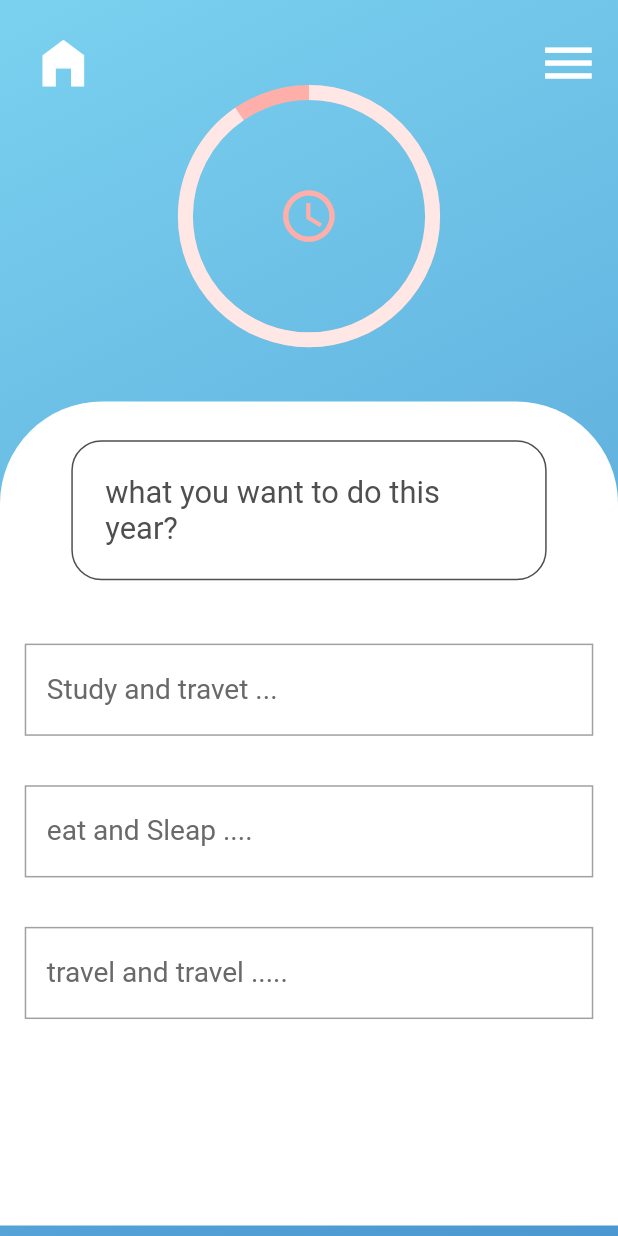
After one commit to MahdadiChaima/user_app_sesc, a Flutter app: the Quiz screen opened by its route, on a phone screen of 412 x 824 dp. The commit adds this screen. Run offline on Flutter 3.47's test engine with Material 2 defaults, Android fonts, the phone set to English and light mode, and no system bars; our stand-ins replace animated_splash_screen.

Commit message:
1-dart nta3 Quiz mais mahich kamla mazali ki ycliki 3la answer ttlwan w tdi lpage o5ra 2-drawer  =menu dart fiha list of widget 3-home riglt hadi image brk 4- app bar with menu pasq kayn des screen ys7a9ha haka mich simple like container app bar

```diff
--- a/lib/Ui/ConstantWidget/Time.dart
+++ b/lib/Ui/ConstantWidget/Time.dart
@@ -10,7 +10,8 @@ class time extends StatelessWidget {
       child: Stack(
         children: [
 
-          TweenAnimationBuilder(
+          Center(
+            child: TweenAnimationBuilder(
                 tween: Tween(begin: 1.0,end: 0.0),
                 duration: Duration(seconds: 20),
                 builder:(context,value,_)=>SizedBox(height:size.height/5,width:size.height/5,child:  CircularProgressIndicator(
@@ -18,7 +19,8 @@ class time extends StatelessWidget {
                   valueColor:AlwaysStoppedAnimation<Color>(Colors.white70),
                   backgroundColor: colorUser.pink,
                   strokeWidth: 10,
-              ),)),Center(
+                ),)),
+          ),Center(
             child: Icon(Icons.watch_later_outlined,
               color: colorUser.pink,size: size.height/20,),
           ),
--- /dev/null
+++ b/lib/Ui/Quiz.dart
@@ -0,0 +1,100 @@
+import 'package:flutter/cupertino.dart';
+import 'package:flutter/foundation.dart';
+import 'package:flutter/material.dart';
+import 'package:user_app_sesc/Ui/ConstantWidget/Color.dart';
+import 'package:user_app_sesc/Ui/ConstantWidget/Time.dart';
+import 'package:user_app_sesc/Ui/Home.dart';
+import 'package:user_app_sesc/Ui/Drawer/DrawerScreen.dart';
+//mazal Ma3rftch kifah ndiir  nta3 kiykliki 3la ansower ywli ytbal giir lawn nta3ha
+//3labalk yakhi ttlawn 2ijaba b rose w font color ywli blabyad
+//mamb3d yro7 l next qstion
+//Time hadi ay fonction wa7dha mdayrtha fi constnt widget w hiya li tt7akm fi wa9t 2ijaba w tani 3ndha paramatre temp
+//3ndk temp ymathl wa9t Sou2al gadah yg3d
+Color backgroundAnsawer=Colors.white,colorFont=colorUser.gray;
+int temp=20;
+String qst="what you want to do this year?",ans1="Study and travet ...",ans2="eat and Sleap ....",ans3="travel and travel .....";
+class Quiz extends StatefulWidget {
+  static String id = 'Quiz';
+  @override
+  _QuizState createState() => _QuizState();
+}
+
+class _QuizState extends State<Quiz> {
+
+  @override
+  Widget build(BuildContext context) {
+    Size size=MediaQuery.of(context).size;
+    return  SafeArea(child: Scaffold(
+      body:
+      Container(
+        height: size.height,
+        width: size.width,
+        decoration: BoxDecoration(gradient:LinearGradient(
+            begin: Alignment.topLeft,
+            end: Alignment.bottomRight,
+            colors: [colorUser.lightBlue, colorUser.darkBlue])),
+        child:ListView(children: [Row(mainAxisAlignment:MainAxisAlignment.spaceBetween,children: [  Container(margin: EdgeInsets.only(left:size.width/30,top: size.width/30 ),alignment:Alignment.topLeft,child:IconButton(onPressed: ()=>{Navigator.pushNamed(context,Home.id)},icon:Icon(Icons.home_filled,size: size.width/10,color: Colors.white,)),), Container(margin: EdgeInsets.only(right:size.width/30,top: size.width/30 ),alignment:Alignment.topRight,child:IconButton(onPressed: ()=>{Navigator.pushNamed(context,drawer.id)},icon:Icon(Icons.menu_outlined,size: size.width/10,color: Colors.white,))),
+        ],),
+
+          time(temp),
+          SizedBox(height: size.width/10,),
+          Container(
+
+            width: size.width,
+            height: size.height/1.5,
+            decoration: BoxDecoration(color:Colors.white,
+              borderRadius: BorderRadius.only(topLeft:Radius.circular(68) ,topRight:Radius.circular(68) ,
+              ),
+            ),
+            child: Center(
+              child: Column(children: [SizedBox(height: size.width/16,),Container( width: size.width/1.3,
+                  padding:EdgeInsets.all(size.width/19),decoration:BoxDecoration(
+                      borderRadius: BorderRadius.all(Radius.circular(20) ,
+                      ),border: Border.all(color:colorUser.darkGray)), child:Text(qst,style: TextStyle(color: colorUser.darkGray,fontSize: size.width/20),)),
+                SizedBox(height: size.width/16,),
+                answer(ans: ans1,ontap: (){
+                  setState(() {
+                    backgroundAnsawer=colorUser.pink;
+                    colorFont=Colors.white;
+                  });
+                  Navigator.pushNamed(context, Quiz.id);
+
+
+
+                },),
+                answer(ans: ans2,ontap: ()=>{},),
+                answer(ans: ans3,ontap: ()=>{},),
+              ],),
+            ),
+          )
+        ],),
+      ),
+
+    ),);
+  }
+}
+
+
+class answer extends StatelessWidget {
+  answer({@required this.ans, @required this.ontap});
+
+  final String ans;
+
+  final Function ontap;
+
+  @override
+  Widget build(BuildContext context) { Size size=MediaQuery.of(context).size;
+    return GestureDetector(
+      //la methode onTap sert a fait action listener
+      onTap: ontap,
+      child: Container(  padding:EdgeInsets.only(top:size.width/22,left:size.width/30 ,right:size.width/30 ,bottom:size.width/22 ),
+        width:size.width,
+         decoration: BoxDecoration(color:backgroundAnsawer,border: Border.all(color:colorUser.lightGray)),
+       margin: EdgeInsets.all(size.width/25),
+
+
+        child: Text(ans,style: TextStyle(color:colorFont,fontSize: size.width/22),),
+      ),
+    );
+  }
+}
--- a/lib/main.dart
+++ b/lib/main.dart
@@ -1,4 +1,6 @@
 import 'package:flutter/material.dart';
+import 'package:user_app_sesc/Ui/Drawer/DrawerScreen.dart';
+import 'package:user_app_sesc/Ui/Quiz.dart';
 import 'package:user_app_sesc/Ui/Sing%20Up.dart';
 import 'package:user_app_sesc/Ui/SingIn.dart';
 import 'package:user_app_sesc/Ui/forgetPassword.dart';
@@ -19,6 +21,8 @@ void main() {
       forgetPassword.id: (context) => forgetPassword(),
       Home.id: (context) => Home(),
       Courses.id: (context) => Courses(),
+      drawer.id:(context)=>drawer(),
+      Quiz.id:(context)=>Quiz()
 
     },));
 }
```
Also changed, not shown: lib/Ui/ConstantWidget/appBarwithiconMenu.dart (added, +26 -0 lines), lib/Ui/Courses.dart (+14 -10 lines), lib/Ui/Drawer/DrawerScreen.dart (+76 -0 lines), lib/Ui/Home.dart (+5 -2 lines). Lines whose indentation alone changed are shown as unchanged.
